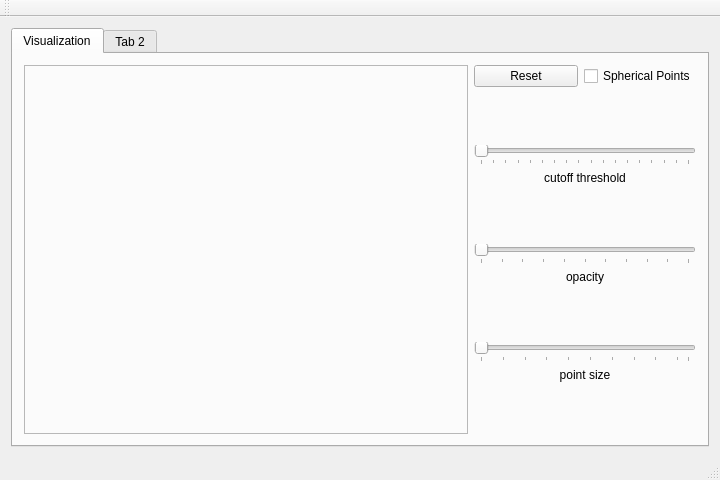
This is application/MainWindow.ui in dben1182/vtk_visualization as Qt 5 draws it before an edit. The edited form follows.
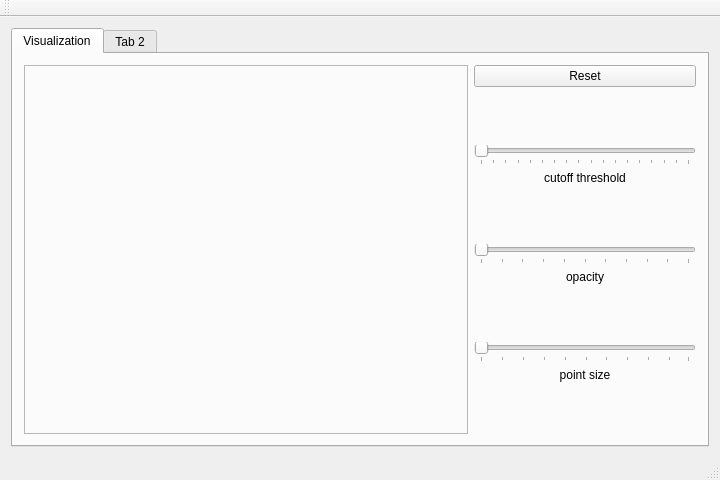
This is the edited form.

Commit message: Visualization Overhaul: Gaussian Clouds Deleted spherical and square point options

```diff
--- a/application/MainWindow.ui
+++ b/application/MainWindow.ui
@@ -46,13 +46,6 @@
               </property>
              </widget>
             </item>
-            <item>
-             <widget class="QCheckBox" name="spherical_points_check_box">
-              <property name="text">
-               <string>Spherical Points</string>
-              </property>
-             </widget>
-            </item>
            </layout>
           </item>
           <item>
@@ -152,7 +145,7 @@
              <number>1</number>
             </property>
             <property name="maximum">
-             <number>20</number>
+             <number>100</number>
             </property>
             <property name="orientation">
              <enum>Qt::Orientation::Horizontal</enum>
@@ -161,7 +154,7 @@
              <enum>QSlider::TickPosition::TicksBelow</enum>
             </property>
             <property name="tickInterval">
-             <number>2</number>
+             <number>10</number>
             </property>
            </widget>
           </item>
```
The commit also changes 5 other files.
